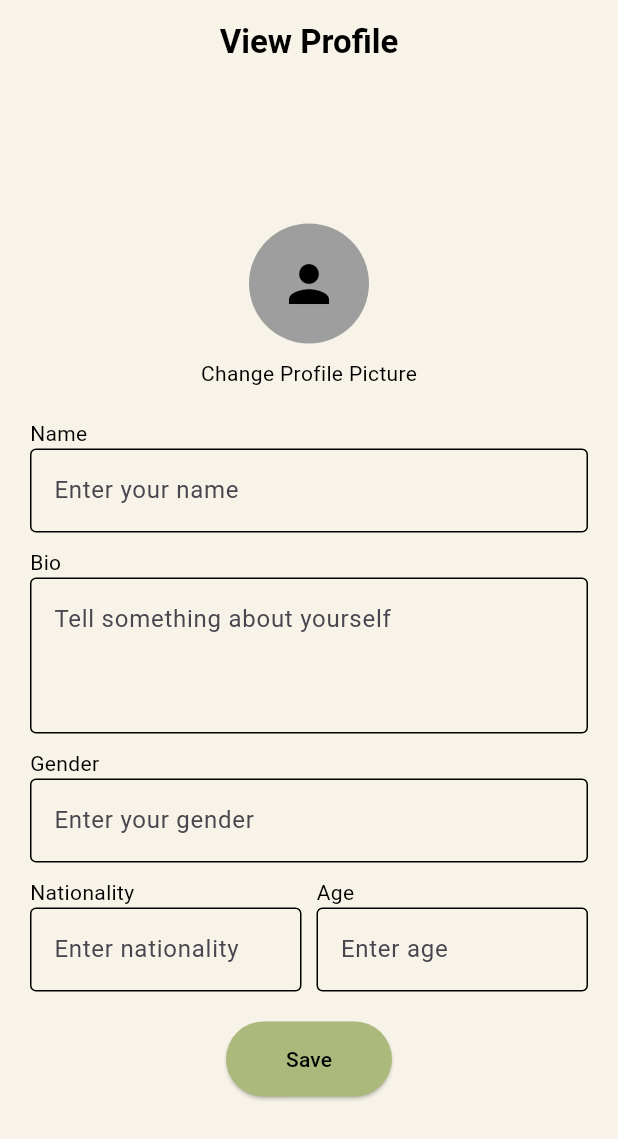
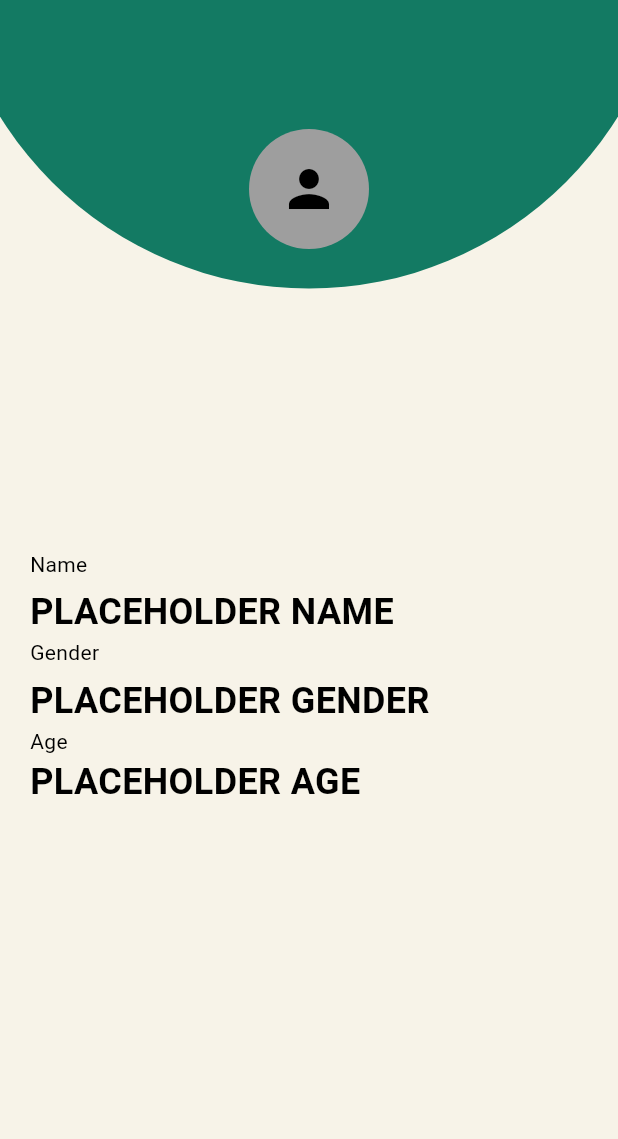
Before and after one commit to mc-ondros/we-all-belong, a Flutter app: the ProfileScreen screen opened directly, after a tap on the "person" icon, on a phone screen of 412 x 824 dp. Shown: the top 1139 px of the screen. Run offline on Flutter 3.47's test engine with Material 3 defaults, Android fonts, the phone set to English and light mode, and no system bars; our stand-ins replace cloud_firestore, firebase_auth, firebase_core, firebase_storage, geolocator, get and 3 more; missing offline and left inert: firebase_app_check, flutter_inappwebview; accounts and stored records are empty; Roboto replaces fonts that are missing (Candal).

Commit message:
fixed shit

```diff
--- a/we_all_belong/lib/features/bottom_navigation_bar/bottom_navigation_bar.dart
+++ b/we_all_belong/lib/features/bottom_navigation_bar/bottom_navigation_bar.dart
@@ -32,7 +32,7 @@ class _BottomNavigationBarCustomState extends State<BottomNavigationBarCustom> {
             bottomNavigationController.selectedIndex.value = value; // Navigate to the selected screen
           },
           items: const [
-            BottomNavigationBarItem(icon: Icon(Icons.home), label: 'All'),
+            BottomNavigationBarItem(icon: Icon(Icons.home), label: 'Best Rated'),
             BottomNavigationBarItem(icon: Icon(Icons.map), label: 'Nearby'),
             BottomNavigationBarItem(icon: Icon(Icons.person), label: 'Profile'),
           ],
--- a/we_all_belong/lib/features/profile/profile_screen.dart
+++ b/we_all_belong/lib/features/profile/profile_screen.dart
@@ -1,6 +1,31 @@
-import 'package:we_all_belong/core/core_shared.dart';
-import 'package:we_all_belong/features/homepage/homepage_screen.dart';
-import 'package:we_all_belong/features/profile/profile_controller.dart';
+import 'package:flutter/material.dart';
+import 'package:google_fonts/google_fonts.dart';
+
+import '../../components/specs/colors.dart';
+import '../homepage/homepage_screen.dart';
+
+class BackgroundPainter extends CustomPainter {
+  @override
+  void paint(Canvas canvas, Size size) {
+    final bgPaint = Paint()
+      ..color = const Color(0xFFF7F3E8)
+      ..style = PaintingStyle.fill;
+
+    canvas.drawRect(Rect.fromLTWH(0, 0, size.width, size.height), bgPaint);
+
+    final circlePaint = Paint()
+      ..color = GenericColors.shadyGreen
+      ..style = PaintingStyle.fill;
+
+    final circleRadius = size.width / 1.7;
+    canvas.drawCircle(Offset(size.width / 2, -50), circleRadius, circlePaint);
+  }
+
+  @override
+  bool shouldRepaint(covariant CustomPainter oldDelegate) {
+    return false;
+  }
+}
 
 class ProfileScreen extends StatefulWidget {
   const ProfileScreen({super.key});
@@ -12,169 +37,102 @@ class ProfileScreen extends StatefulWidget {
 final List<Widget> screens = [
   const Placeholder(),
   HomePage(),
-  const ProfileScreen(), // Replace with your actual screen// Replace with your actual screen
+  const ProfileScreen(),
 ];
-final ProfileController profileController = Get.put(ProfileController());
 
 class _ProfileScreenState extends State<ProfileScreen> {
   @override
-  @override
   Widget build(BuildContext context) {
     return Scaffold(
-      backgroundColor: const Color(0xFFF7F3E8), // Reverted background color
-      appBar: AppBar(
-        automaticallyImplyLeading: false,
-        title: const Text(
-          'View Profile',
-          style: TextStyle(color: Colors.black, fontWeight: FontWeight.bold),
+      backgroundColor: Colors.transparent, // Make the background transparent
+      body: Stack(
+        children: [
+          CustomPaint(
+            size: Size(MediaQuery.of(context).size.width, MediaQuery.of(context).size.height),
+            painter: BackgroundPainter(),
           ),
-        backgroundColor: const Color(0xFFF7F3E8), // Reverted background color
-        elevation: 0,
-        centerTitle: true,
-      ),
-      body: Center(
+          Center(
             child: SingleChildScrollView(
               padding: const EdgeInsets.symmetric(horizontal: 20.0),
               child: Column(
                 children: [
+                  // Move the GestureDetector with CircleAvatar above the Stack
                   GestureDetector(
                     onTap: () {}, // Make the picture clickable
-                child: const CircleAvatar(
+                    child: CircleAvatar(
                       radius: 40,
                       backgroundColor: Colors.grey,
                       child: Icon(Icons.person, size: 40, color: Colors.black),
                     ),
                   ),
-              const SizedBox(height: 10),
-              const Text(
-                "Change Profile Picture",
-                style: TextStyle(color: Colors.black, fontSize: 14),
-              ),
-              const SizedBox(height: 20),
+                  const Padding(padding: EdgeInsets.only(top: 200.0)), // Padding instead of SizedBox
 
                   // Name Input
                   const Align(
                     alignment: Alignment.centerLeft,
                     child: Text("Name", style: TextStyle(color: Colors.black)),
                   ),
-              TextField(
-                controller: TextEditingController(),
-                decoration: const InputDecoration(
-                  hintText: "Enter your name",
-                  focusedBorder: OutlineInputBorder(
-                    borderSide: BorderSide(color: Color(0xFFABBA7C)), // Highlight color
-                  ),
-                  enabledBorder: OutlineInputBorder(
-                    borderSide: BorderSide(color: Colors.black),
+                  Padding(
+                    padding: const EdgeInsets.only(top: 5.0), // Padding for name
+                    child: Align(
+                      alignment: Alignment.centerLeft,
+                      child: Text(
+                        "PLACEHOLDER NAME",
+                        style: GoogleFonts.candal(
+                          color: Colors.black,
+                          fontSize: 24.0,
+                          fontWeight: FontWeight.bold,
                         ),
                       ),
                     ),
-              const SizedBox(height: 10),
+                  ),
 
                   // Bio Input
-              const Align(
-                alignment: Alignment.centerLeft,
-                child: Text("Bio", style: TextStyle(color: Colors.black)),
-              ),
-              TextField(
-                controller: TextEditingController(),
-                decoration: const InputDecoration(
-                  hintText: "Tell something about yourself",
-                  focusedBorder: OutlineInputBorder(
-                    borderSide: BorderSide(color: Color(0xFFABBA7C)), // Highlight color
-                  ),
-                  enabledBorder: OutlineInputBorder(
-                    borderSide: BorderSide(color: Colors.black),
-                  ),
-                ),
-                maxLines: 3,
-              ),
-              const SizedBox(height: 10),
 
                   // Gender Input
                   const Align(
                     alignment: Alignment.centerLeft,
                     child: Text("Gender", style: TextStyle(color: Colors.black)),
                   ),
-              TextField(
-                controller: TextEditingController(),
-                decoration: const InputDecoration(
-                  hintText: "Enter your gender",
-                  focusedBorder: OutlineInputBorder(
-                    borderSide: BorderSide(color: Color(0xFFABBA7C)), // Highlight color
-                  ),
-                  enabledBorder: OutlineInputBorder(
-                    borderSide: BorderSide(color: Colors.black),
+                  Padding(
+                    padding: const EdgeInsets.only(top: 5.0), // Padding for gender
+                    child: Align(
+                      alignment: Alignment.centerLeft,
+                      child: Text(
+                        "PLACEHOLDER GENDER",
+                        style: GoogleFonts.candal(
+                          color: Colors.black,
+                          fontSize: 24.0,
+                          fontWeight: FontWeight.bold,
                         ),
                       ),
                     ),
-              const SizedBox(height: 10),
+                  ),
 
-              // Nationality and Age Inputs
-              Row(
-                children: [
-                  Expanded(
-                    child: Column(
-                      crossAxisAlignment: CrossAxisAlignment.start,
-                      children: [
-                        const Text("Nationality", style: TextStyle(color: Colors.black)),
-                        TextField(
-                          controller: TextEditingController(),
-                          decoration: const InputDecoration(
-                            hintText: "Enter nationality",
-                            focusedBorder: OutlineInputBorder(
-                              borderSide: BorderSide(color: Color(0xFFABBA7C)), // Highlight color
+                  // Age Input
+                  const Align(
+                    alignment: Alignment.centerLeft,
+                    child: Text("Age", style: TextStyle(color: Colors.black)),
                   ),
-                            enabledBorder: OutlineInputBorder(
-                              borderSide: BorderSide(color: Colors.black),
+                  Align(
+                    alignment: Alignment.centerLeft,
+                    child: Text(
+                      "PLACEHOLDER AGE",
+                      style: GoogleFonts.candal(
+                        color: Colors.black,
+                        fontSize: 24.0,
+                        fontWeight: FontWeight.bold,
+                      ),
+                    ),
+                  ),
+                  const Padding(padding: EdgeInsets.only(top: 200.0)),
+                  // Padding after Age
+                ],
               ),
             ),
           ),
         ],
       ),
-                  ),
-                  const SizedBox(width: 10),
-                  Expanded(
-                    child: Column(
-                      crossAxisAlignment: CrossAxisAlignment.start,
-                      children: [
-                        const Text("Age", style: TextStyle(color: Colors.black)),
-                        TextField(
-                          controller: TextEditingController(),
-                          keyboardType: TextInputType.number,
-                          decoration: const InputDecoration(
-                            hintText: "Enter age",
-                            focusedBorder: OutlineInputBorder(
-                              borderSide: BorderSide(color: Color(0xFFABBA7C)), // Highlight color
-                            ),
-                            enabledBorder: OutlineInputBorder(
-                              borderSide: BorderSide(color: Colors.black),
-                            ),
-                          ),
-                        ),
-                      ],
-                    ),
-                  ),
-                ],
-              ),
-              const SizedBox(height: 20),
-
-              // Save Button
-              ElevatedButton(
-                onPressed: () {},
-                style: ElevatedButton.styleFrom(
-                  backgroundColor: const Color(0xFFABBA7C), // Highlight color
-                  padding: const EdgeInsets.symmetric(horizontal: 40, vertical: 15),
-                ),
-                child: const Text(
-                  'Save',
-                  style: TextStyle(color: Colors.black),
-                ),
-              ),
-            ],
-          ),
-        ),
-      ),
     );
   }
 }
```
Lines whose indentation alone changed are shown as unchanged.
